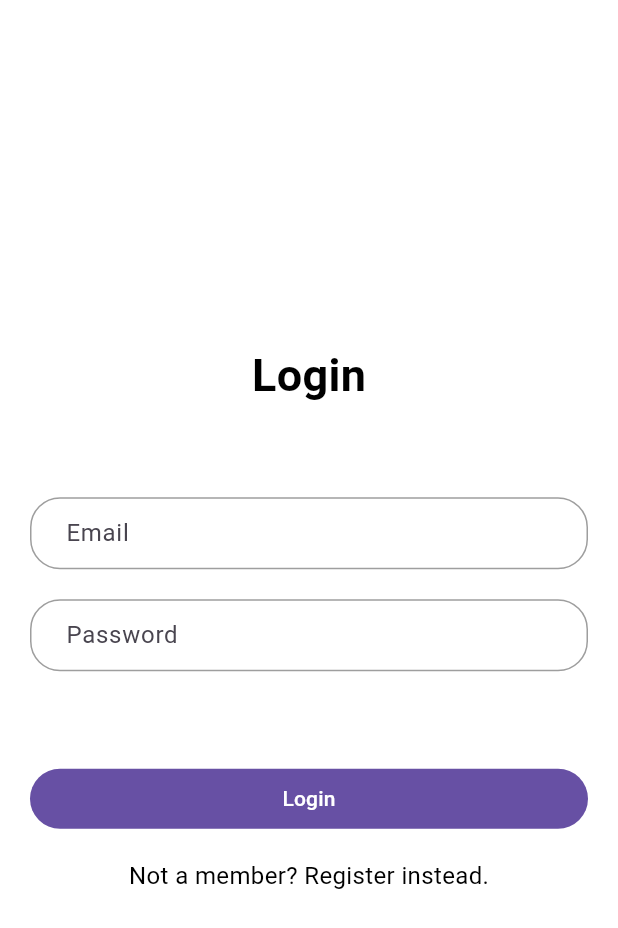
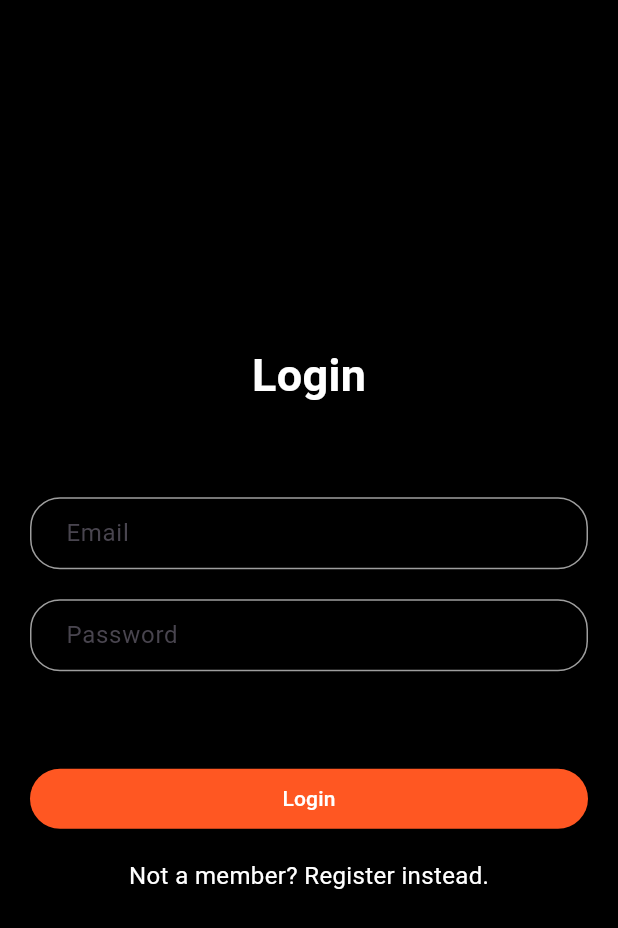
Before and after one commit to Morne-le-Roux/placeholder_app, a Flutter app: the screen it shows after launch, on a phone screen of 412 x 824 dp. Shown: the top 928 px of the screen. Run offline on Flutter 3.47's test engine with Material 3 defaults, Android fonts, the phone set to English and light mode, and no system bars; our stand-ins replace equatable, flutter_bloc, flutter_dotenv, flutter_secure_storage, gap, pocketbase; accounts and stored records are empty.

```diff
--- a/lib/core/usecases/is_dark_mode.dart
+++ /dev/null
@@ -1,6 +0,0 @@
-import 'package:flutter/material.dart';
-
-bool isDarkMode(BuildContext context) {
-  final brightness = MediaQuery.platformBrightnessOf(context);
-  return brightness == Brightness.dark;
-}
--- a/lib/features/auth/views/choose_user.dart
+++ b/lib/features/auth/views/choose_user.dart
@@ -67,7 +67,7 @@ class _ChooseUserState extends State<ChooseUser> {
         child: loadingUsers
             ? MainLoader()
             : Padding(
-                padding: EdgeInsets.all(10),
+                padding: EdgeInsets.all(20),
                 child: Wrap(
                   spacing: 40,
                   alignment: WrapAlignment.center,
--- a/lib/features/auth/views/login.dart
+++ b/lib/features/auth/views/login.dart
@@ -1,7 +1,6 @@
 import 'package:flutter/material.dart';
 import 'package:flutter_bloc/flutter_bloc.dart';
 import 'package:gap/gap.dart';
-import 'package:placeholder/core/usecases/is_dark_mode.dart';
 import 'package:placeholder/core/widgets/buttons/large_rounded_button.dart';
 import 'package:placeholder/features/auth/cubit/auth_cubit.dart';
 import 'package:placeholder/features/auth/usecases/validate_email.dart';
@@ -58,17 +57,13 @@ class _LoginState extends State<Login> {
               spacing: 20,
               children: [
                 Text(_register ? "Register" : "Login",
-                    style: Constants.textStyles.title.copyWith(
-                        color:
-                            isDarkMode(context) ? Colors.white : Colors.black,
-                        fontSize: 30)),
+                    style: Constants.textStyles.title
+                        .copyWith(color: Colors.white, fontSize: 30)),
                 Gap(20),
                 TextFormField(
                     autovalidateMode: AutovalidateMode.onUnfocus,
                     initialValue: _email,
-                    style: TextStyle(
-                        color:
-                            isDarkMode(context) ? Colors.white : Colors.black),
+                    style: TextStyle(color: Colors.white),
                     validator: (value) {
                       String? error = validateEmail(value);
                       setState(() => _isValid = false);
@@ -81,9 +76,7 @@ class _LoginState extends State<Login> {
                     focusNode: _emailFocusNode),
                 TextFormField(
                     autovalidateMode: AutovalidateMode.onUnfocus,
-                    style: TextStyle(
-                        color:
-                            isDarkMode(context) ? Colors.white : Colors.black),
+                    style: TextStyle(color: Colors.white),
                     initialValue: _password,
                     obscureText: true,
                     validator: (value) {
@@ -102,10 +95,7 @@ class _LoginState extends State<Login> {
                   duration: const Duration(milliseconds: 200),
                   child: _register
                       ? TextFormField(
-                          style: TextStyle(
-                              color: isDarkMode(context)
-                                  ? Colors.white
-                                  : Colors.black),
+                          style: TextStyle(color: Colors.white),
                           autovalidateMode: AutovalidateMode.onUnfocus,
                           initialValue: _password2,
                           obscureText: true,
@@ -154,10 +144,7 @@ class _LoginState extends State<Login> {
                   onTap: () => setState(() => _register = !_register),
                   child: Text(
                       "${_register ? "Already a member?" : "Not a member?"} ${_register ? "Login instead." : "Register instead."}",
-                      style: TextStyle(
-                          color:
-                              isDarkMode(context) ? Colors.white : Colors.black,
-                          fontSize: 16)),
+                      style: TextStyle(color: Colors.white, fontSize: 16)),
                 ),
               ],
             ),
--- a/lib/features/tasks/widgets/clipped_dismissable.dart
+++ b/lib/features/tasks/widgets/clipped_dismissable.dart
@@ -2,7 +2,6 @@
 // Use of this source code is governed by a BSD-style license that can be
 // found in the LICENSE file.
 
-/// @docImport 'scroll_view.dart';
 library;
 
 import 'package:flutter/gestures.dart';
@@ -261,6 +260,7 @@ class DismissUpdateDetails {
   final double progress;
 }
 
+// ignore: unused_element
 class _DismissibleClipper extends CustomClipper<Rect> {
   _DismissibleClipper({
     required this.axis,
--- a/lib/main.dart
+++ b/lib/main.dart
@@ -36,15 +36,19 @@ class MainApp extends StatelessWidget {
       debugShowCheckedModeBanner: false,
       theme: ThemeData(
           inputDecorationTheme: inputDecorationTheme,
+          primarySwatch: Colors.deepOrange,
+          primaryColor: Colors.deepOrange,
           scaffoldBackgroundColor: Colors.white,
           appBarTheme: AppBarTheme(
               color: Colors.white, surfaceTintColor: Colors.transparent)),
       darkTheme: ThemeData(
+          primarySwatch: Colors.deepOrange,
+          primaryColor: Colors.deepOrange,
           inputDecorationTheme: inputDecorationTheme,
           scaffoldBackgroundColor: Colors.black,
           appBarTheme: AppBarTheme(
               color: Colors.black, surfaceTintColor: Colors.transparent)),
-      themeMode: ThemeMode.system,
+      themeMode: ThemeMode.dark,
       home: pb.authStore.token.isNotEmpty ? ChooseUser() : Login(),
     );
   }
```
Also changed, not shown: lib/core/widgets/avatar.dart (+4 -11 lines), lib/features/auth/widgets/create_user.dart (+6 -15 lines), lib/features/auth/widgets/user_selector.dart (+17 -13 lines), lib/features/home/views/dashboard.dart (+3 -5 lines), lib/features/home/widgets/user_list.dart (+15 -19 lines), lib/features/tasks/widgets/create_task_bottom_sheet.dart (+10 -25 lines), lib/features/tasks/widgets/task_card.dart (+48 -31 lines), 3 other files.
